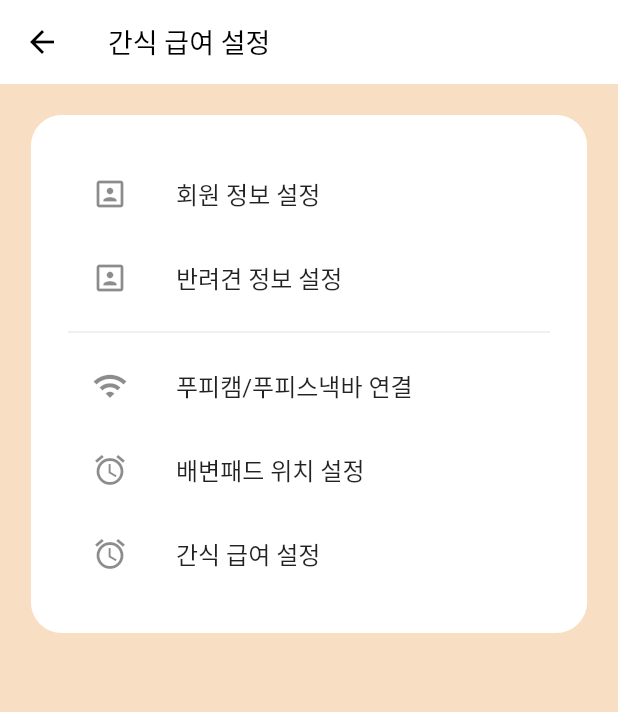
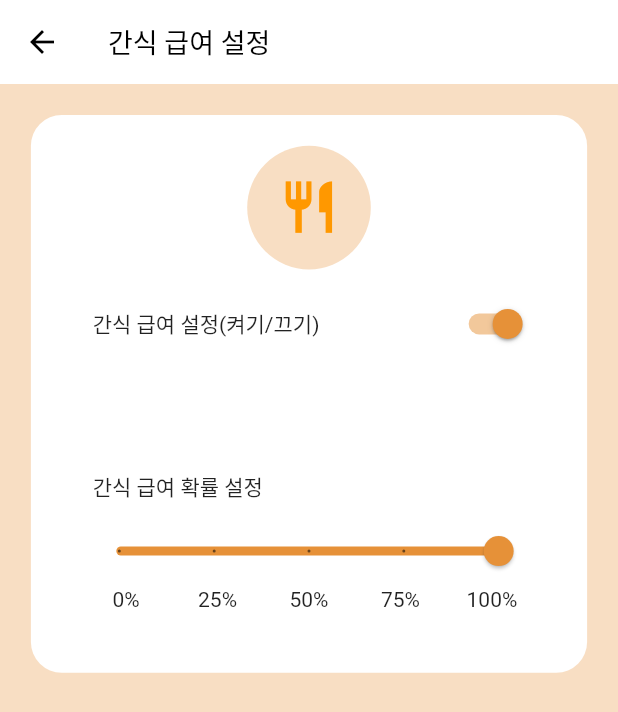
Before and after one commit to livlikwav/GoodPooPee_frontend, a Flutter app: the SettingFeedbackScreen screen opened by its route, on a phone screen of 412 x 824 dp. Shown: the top 712 px of the screen. Run offline on Flutter 3.47's test engine with Material 2 defaults, Android fonts, the phone set to English and light mode, and no system bars; our stand-ins replace fl_chart, flutter_slidable, flutter_svg; missing offline and left inert: fab_circular_menu.

Commit message:
Refine setting > feedback screen

```diff
--- a/gpp_app/lib/screens/settings/screens/feedback.dart
+++ b/gpp_app/lib/screens/settings/screens/feedback.dart
@@ -1,8 +1,22 @@
 import 'package:flutter/material.dart';
-import 'package:gpp_app/routes.dart';
+import 'package:gpp_app/constants/assets.dart';
 import 'package:gpp_app/util/size_config.dart';
+import 'package:gpp_app/widgets/custom_text_field.dart';
+import 'package:gpp_app/widgets/default_button.dart';
 
-class SettingFeedbackScreen extends StatelessWidget {
+class SettingFeedbackScreen extends StatefulWidget {
+  @override
+  _SettingFeedbackScreenState createState() => _SettingFeedbackScreenState();
+}
+
+class _SettingFeedbackScreenState extends State<SettingFeedbackScreen> {
+  // Default: On
+  bool isOn = true;
+  // Default : true
+  bool isSliderEnabled = true;
+  // Default: 100%
+  double feedbackRatio = 100.0;
+
   @override
   Widget build(BuildContext context) {
     return Scaffold(
@@ -27,47 +41,46 @@ class SettingFeedbackScreen extends StatelessWidget {
           child: Column(
             children: [
               Container(
+                padding: EdgeInsets.all(getBlockSizeHorizontal(5)),
                 decoration: BoxDecoration(
                   color: Colors.white,
                   borderRadius:
                       BorderRadius.circular(getBlockSizeHorizontal(5)),
                 ),
-                child: ListView(
-                  physics: const NeverScrollableScrollPhysics(),
-                  shrinkWrap: true,
-                  padding: EdgeInsets.all(getBlockSizeVertical(3)),
-                  children: <Widget>[
-                    ListTile(
-                      leading: Icon(Icons.portrait),
-                      title: Text('회원 정보 설정'),
-                      onTap: () =>
-                          Navigator.of(context).pushNamed(Routes.report),
+                child: Column(
+                  children: [
+                    _feedbackAvatar(),
+                    Container(
+                      padding: EdgeInsets.all(getBlockSizeHorizontal(3)),
+                      child: Row(
+                        mainAxisAlignment: MainAxisAlignment.spaceBetween,
+                        children: [
+                          _subtitle('간식 급여 설정(켜기/끄기)'),
+                          _buildSwitch(),
+                        ],
+                      ),
                     ),
-                    ListTile(
-                      leading: Icon(Icons.portrait),
-                      title: Text('반려견 정보 설정'),
-                      onTap: () =>
-                          Navigator.of(context).pushNamed(Routes.report),
+                    SizedBox(height: getBlockSizeVertical(5)),
+                    Container(
+                      padding: EdgeInsets.all(getBlockSizeHorizontal(3)),
+                      decoration: BoxDecoration(
+                        color: isSliderEnabled
+                            ? Colors.transparent
+                            : Colors.grey.withOpacity(0.7),
+                        borderRadius:
+                            BorderRadius.circular(getBlockSizeHorizontal(5)),
+                      ),
+                      child: Column(
+                        children: [
+                          _subtitle('간식 급여 확률 설정'),
+                          _buildSlider(),
+                          _buildIndicator(),
+                        ],
+                      ),
                     ),
-                    Divider(),
-                    ListTile(
-                      leading: Icon(Icons.wifi),
-                      title: Text('푸피캠/푸피스낵바 연결'),
-                      onTap: () =>
-                          Navigator.of(context).pushNamed(Routes.report),
-                    ),
-                    ListTile(
-                      leading: Icon(Icons.access_alarm),
-                      title: Text('배변패드 위치 설정'),
-                      onTap: () =>
-                          Navigator.of(context).pushNamed(Routes.report),
-                    ),
-                    ListTile(
-                      leading: Icon(Icons.access_alarm),
-                      title: Text('간식 급여 설정'),
-                      onTap: () =>
-                          Navigator.of(context).pushNamed(Routes.report),
-                    ),
+                    SizedBox(
+                        width: getBlockSizeHorizontal(80),
+                        height: getBlockSizeVertical(1)),
                   ],
                 ),
               ),
@@ -75,4 +88,75 @@ class SettingFeedbackScreen extends StatelessWidget {
           )),
     );
   }
+
+  CircleAvatar _feedbackAvatar() {
+    return CircleAvatar(
+      radius: getBlockSizeHorizontal(10),
+      child: Icon(
+        Icons.restaurant,
+        color: Colors.orange,
+        size: getBlockSizeHorizontal(10),
+      ),
+    );
+  }
+
+  Align _subtitle(String text) {
+    return Align(
+      child: Padding(
+          padding: EdgeInsets.all(
+            getBlockSizeHorizontal(2),
+          ),
+          child: Text(text)),
+      alignment: Alignment.centerLeft,
+    );
+  }
+
+  Widget _buildSwitch() {
+    return Switch(
+      value: isOn,
+      onChanged: (bool value) {
+        setState(() {
+          isOn = value;
+          // Set Slider enable/disable
+          isOn ? isSliderEnabled = true : isSliderEnabled = false;
+        });
+      },
+    );
+  }
+
+  Widget _buildSlider() {
+    return Container(
+      child: Slider.adaptive(
+        value: feedbackRatio,
+        min: 0.0,
+        max: 100.0,
+        onChanged: isSliderEnabled
+            ? (newValue) {
+                setState(() {
+                  feedbackRatio = newValue;
+                });
+              }
+            : null,
+        divisions: 4,
+        // Disable in Slider.adaptive
+        // label: '$feedbackRatio',
+      ),
+    );
+  }
+
+  Widget _buildIndicator() {
+    return Row(
+      children: [
+        Expanded(child: Center(child: Text('0%'))),
+        Expanded(child: Center(child: Text('25%'))),
+        Expanded(child: Center(child: Text('50%'))),
+        Expanded(child: Center(child: Text('75%'))),
+        Expanded(child: Center(child: Text('100%'))),
+      ],
+    );
+  }
+
+  // void _userDelete() {
+  //   print('user delete tapped');
+  // }
 }
```
